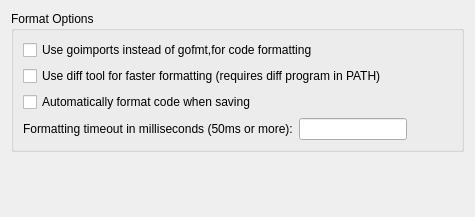
Qt form liteidex/src/plugins/golangfmt/golangfmtoption.ui (visualfc/liteide) before a commit.
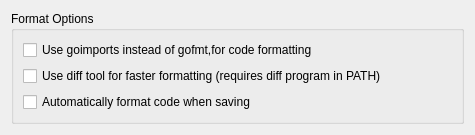
The same form after that commit.

What changed in the file:
```diff
--- a/liteidex/src/plugins/golangfmt/golangfmtoption.ui
+++ b/liteidex/src/plugins/golangfmt/golangfmtoption.ui
@@ -7,7 +7,7 @@
     <x>0</x>
     <y>0</y>
     <width>475</width>
-    <height>217</height>
+    <height>135</height>
    </rect>
   </property>
   <property name="windowTitle">
@@ -44,40 +44,6 @@
         </property>
        </widget>
       </item>
-      <item>
-       <layout class="QHBoxLayout" name="horizontalLayout">
-        <item>
-         <widget class="QLabel" name="label">
-          <property name="text">
-           <string>Formatting timeout in milliseconds (50ms or more):</string>
-          </property>
-         </widget>
-        </item>
-        <item>
-         <widget class="QLineEdit" name="timeoutLineEdit">
-          <property name="sizePolicy">
-           <sizepolicy hsizetype="Preferred" vsizetype="Fixed">
-            <horstretch>0</horstretch>
-            <verstretch>0</verstretch>
-           </sizepolicy>
-          </property>
-         </widget>
-        </item>
-        <item>
-         <spacer name="horizontalSpacer">
-          <property name="orientation">
-           <enum>Qt::Horizontal</enum>
-          </property>
-          <property name="sizeHint" stdset="0">
-           <size>
-            <width>40</width>
-            <height>20</height>
-           </size>
-          </property>
-         </spacer>
-        </item>
-       </layout>
-      </item>
      </layout>
     </widget>
    </item>
```
